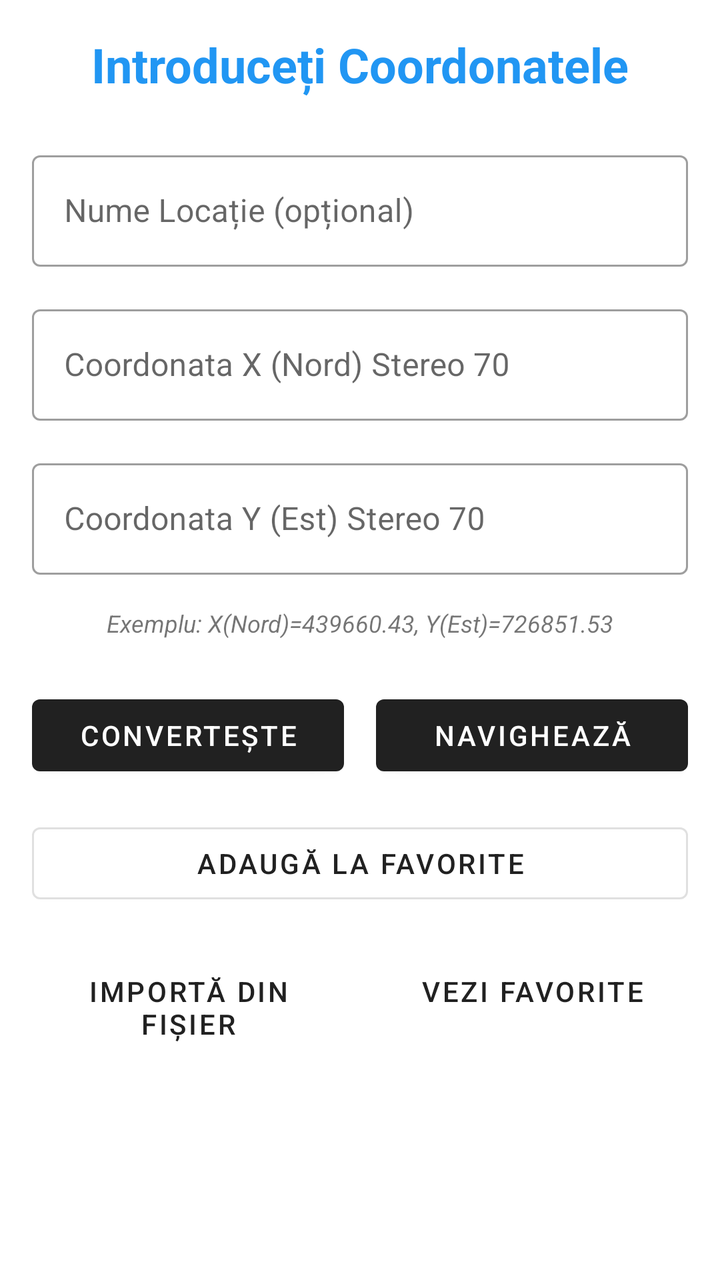
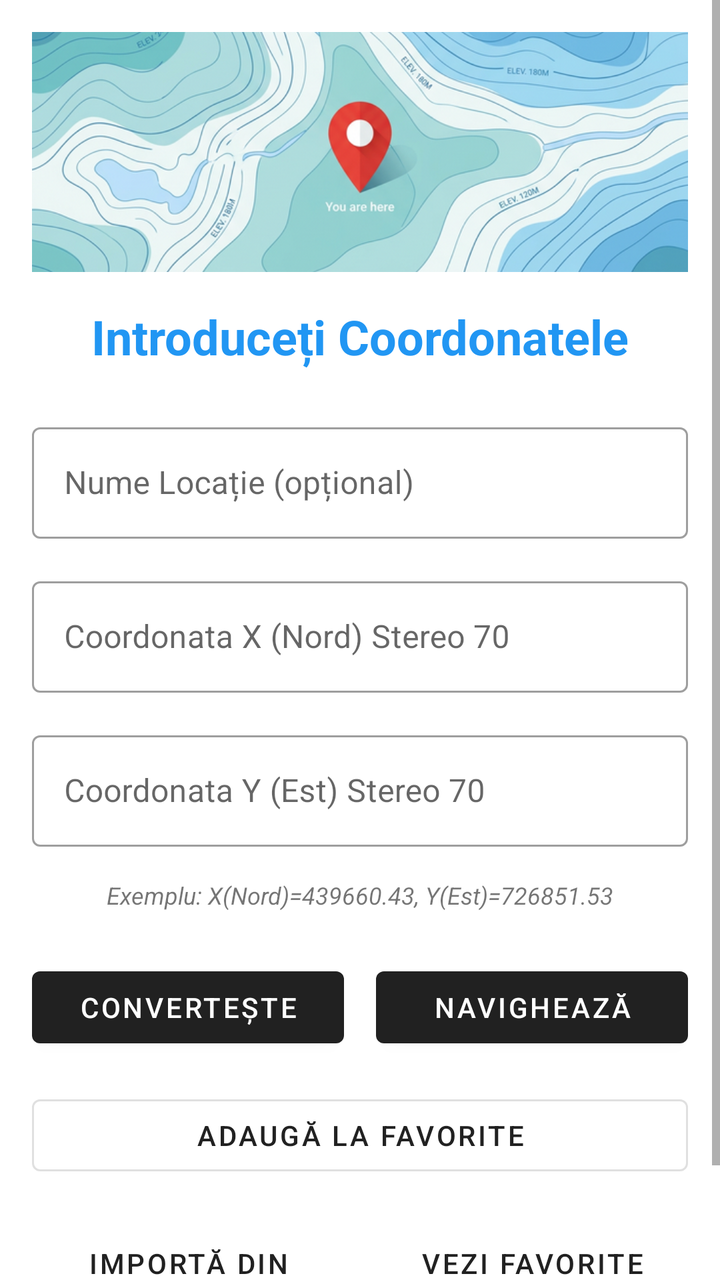

Before-and-after screenshots of an Android layout around one commit, followed by the original layout XML and the change that was made.
<!-- AndroidManifest.xml: application theme Theme.MaterialComponents.Light.DarkActionBar -->
<!-- res/layout/activity_main.xml -->
<?xml version="1.0" encoding="utf-8"?>
<ScrollView xmlns:android="http://schemas.android.com/apk/res/android"
    xmlns:app="http://schemas.android.com/apk/res-auto"
    android:layout_width="match_parent"
    android:layout_height="match_parent"
    android:fillViewport="true">

    <LinearLayout
        android:layout_width="match_parent"
        android:layout_height="wrap_content"
        android:orientation="vertical"
        android:padding="16dp">

        <TextView
            android:layout_width="match_parent"
            android:layout_height="wrap_content"
            android:text="@string/enter_coordinates"
            android:textSize="24sp"
            android:textStyle="bold"
            android:gravity="center"
            android:layout_marginBottom="24dp"
            android:textColor="@color/primary" />

        <com.google.android.material.textfield.TextInputLayout
            android:layout_width="match_parent"
            android:layout_height="wrap_content"
            android:layout_marginBottom="16dp"
            style="@style/Widget.MaterialComponents.TextInputLayout.OutlinedBox">

            <com.google.android.material.textfield.TextInputEditText
                android:id="@+id/editLocationName"
                android:layout_width="match_parent"
                android:layout_height="wrap_content"
                android:hint="@string/location_name"
                android:inputType="text" />
        </com.google.android.material.textfield.TextInputLayout>

        <com.google.android.material.textfield.TextInputLayout
            android:layout_width="match_parent"
            android:layout_height="wrap_content"
            android:layout_marginBottom="16dp"
            style="@style/Widget.MaterialComponents.TextInputLayout.OutlinedBox">

            <com.google.android.material.textfield.TextInputEditText
                android:id="@+id/editStereoX"
                android:layout_width="match_parent"
                android:layout_height="wrap_content"
                android:hint="@string/stereo_x"
                android:inputType="numberDecimal" />
        </com.google.android.material.textfield.TextInputLayout>

        <com.google.android.material.textfield.TextInputLayout
            android:layout_width="match_parent"
            android:layout_height="wrap_content"
            android:layout_marginBottom="16dp"
            style="@style/Widget.MaterialComponents.TextInputLayout.OutlinedBox">

            <com.google.android.material.textfield.TextInputEditText
                android:id="@+id/editStereoY"
                android:layout_width="match_parent"
                android:layout_height="wrap_content"
                android:hint="@string/stereo_y"
                android:inputType="numberDecimal" />
        </com.google.android.material.textfield.TextInputLayout>

        <TextView
            android:layout_width="match_parent"
            android:layout_height="wrap_content"
            android:text="@string/example_hint"
            android:textSize="12sp"
            android:textStyle="italic"
            android:layout_marginBottom="24dp"
            android:gravity="center" />

        <LinearLayout
            android:layout_width="match_parent"
            android:layout_height="wrap_content"
            android:orientation="horizontal"
            android:layout_marginBottom="16dp">

            <Button
                android:id="@+id/btnConvert"
                android:layout_width="0dp"
                android:layout_height="wrap_content"
                android:layout_weight="1"
                android:text="@string/convert"
                android:layout_marginEnd="8dp" />

            <Button
                android:id="@+id/btnNavigate"
                android:layout_width="0dp"
                android:layout_height="wrap_content"
                android:layout_weight="1"
                android:text="@string/navigate"
                android:layout_marginStart="8dp" />
        </LinearLayout>

        <Button
            android:id="@+id/btnAddFavorite"
            android:layout_width="match_parent"
            android:layout_height="wrap_content"
            android:text="@string/add_to_favorites"
            android:layout_marginBottom="16dp"
            style="@style/Widget.MaterialComponents.Button.OutlinedButton" />

        <LinearLayout
            android:layout_width="match_parent"
            android:layout_height="wrap_content"
            android:orientation="horizontal"
            android:layout_marginBottom="24dp">

            <Button
                android:id="@+id/btnImportFile"
                android:layout_width="0dp"
                android:layout_height="wrap_content"
                android:layout_weight="1"
                android:text="@string/import_file"
                android:layout_marginEnd="8dp"
                style="@style/Widget.MaterialComponents.Button.TextButton" />

            <Button
                android:id="@+id/btnViewFavorites"
                android:layout_width="0dp"
                android:layout_height="wrap_content"
                android:layout_weight="1"
                android:text="@string/view_favorites"
                android:layout_marginStart="8dp"
                style="@style/Widget.MaterialComponents.Button.TextButton" />
        </LinearLayout>

        <com.google.android.material.card.MaterialCardView
            android:id="@+id/cardResult"
            android:layout_width="match_parent"
            android:layout_height="wrap_content"
            android:visibility="gone"
            app:cardElevation="4dp"
            app:cardCornerRadius="8dp"
            android:layout_marginBottom="16dp">

            <LinearLayout
                android:layout_width="match_parent"
                android:layout_height="wrap_content"
                android:orientation="vertical"
                android:padding="16dp">

                <TextView
                    android:layout_width="match_parent"
                    android:layout_height="wrap_content"
                    android:text="@string/gps_result"
                    android:textSize="18sp"
                    android:textStyle="bold"
                    android:layout_marginBottom="8dp"
                    android:textColor="@color/primary" />

                <TextView
                    android:id="@+id/txtLatitude"
                    android:layout_width="match_parent"
                    android:layout_height="wrap_content"
                    android:textSize="16sp"
                    android:layout_marginBottom="4dp" />

                <TextView
                    android:id="@+id/txtLongitude"
                    android:layout_width="match_parent"
                    android:layout_height="wrap_content"
                    android:textSize="16sp" />
            </LinearLayout>
        </com.google.android.material.card.MaterialCardView>

    </LinearLayout>
</ScrollView>
<!-- resources referenced by this layout -->
<resources>
  <color name="primary">#FF2196F3</color>
  <string name="add_to_favorites">Adaugă la Favorite</string>
  <string name="convert">Convertește</string>
  <string name="enter_coordinates">Introduceți Coordonatele</string>
  <string name="example_hint">Exemplu: X(Nord)=439660.43, Y(Est)=726851.53</string>
  <string name="gps_result">Rezultat GPS:</string>
  <string name="import_file">Importă din Fișier</string>
  <string name="location_name">Nume Locație (opțional)</string>
  <string name="navigate">Navighează</string>
  <string name="stereo_x">Coordonata X (Nord) Stereo 70</string>
  <string name="stereo_y">Coordonata Y (Est) Stereo 70</string>
  <string name="view_favorites">Vezi Favorite</string>
</resources>

<!-- the commit's change to res/layout/activity_main.xml (unified diff, before → after) -->
@@ -10,6 +10,15 @@
         android:layout_height="wrap_content"
         android:orientation="vertical"
         android:padding="16dp">
+
+        <ImageView
+            android:id="@+id/imgTopoHeader"
+            android:layout_width="match_parent"
+            android:layout_height="120dp"
+            android:src="@drawable/topo_header"
+            android:scaleType="centerCrop"
+            android:layout_marginBottom="16dp"
+            android:contentDescription="@string/app_name" />
 
         <TextView
             android:layout_width="match_parent"
<!-- resource entries referenced after the edit -->
@@ -1,7 +1,9 @@
 <!-- resources referenced by this layout -->
 <resources>
   <color name="primary">#FF2196F3</color>
+  <!-- drawable topo_header: png bitmap (drawable, 575725 bytes) -->
   <string name="add_to_favorites">Adaugă la Favorite</string>
+  <string name="app_name">Stereo70 Navigator</string>
   <string name="convert">Convertește</string>
   <string name="enter_coordinates">Introduceți Coordonatele</string>
   <string name="example_hint">Exemplu: X(Nord)=439660.43, Y(Est)=726851.53</string>
